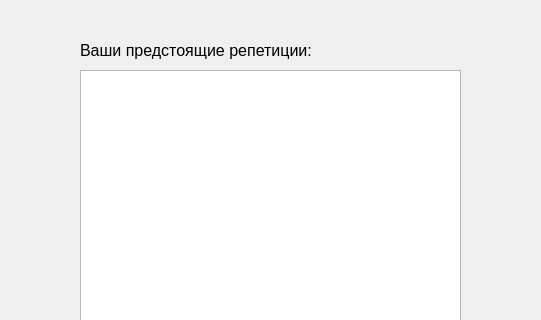
Before: the Qt Designer form src/app/future_rehs.ui in aavortep/db_course, drawn with Qt 5; both pictures show x 130 to 671 and y 0 to 320 of the 800 by 600 pixel window.
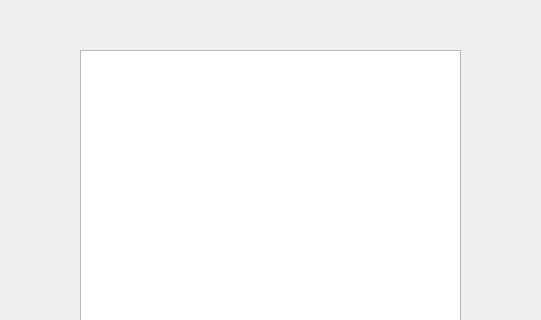
After: the same form once the commit is applied.

Patch:
```diff
--- a/src/app/future_rehs.ui
+++ b/src/app/future_rehs.ui
@@ -18,30 +18,12 @@
     <property name="geometry">
      <rect>
       <x>210</x>
-      <y>70</y>
+      <y>50</y>
       <width>381</width>
-      <height>451</height>
+      <height>471</height>
      </rect>
     </property>
    </widget>
-   <widget class="QLabel" name="label">
-    <property name="geometry">
-     <rect>
-      <x>210</x>
-      <y>40</y>
-      <width>381</width>
-      <height>21</height>
-     </rect>
-    </property>
-    <property name="font">
-     <font>
-      <pointsize>12</pointsize>
-     </font>
-    </property>
-    <property name="text">
-     <string>Ваши предстоящие репетиции:</string>
-    </property>
-   </widget>
   </widget>
   <widget class="QMenuBar" name="menubar">
    <property name="geometry">
```
